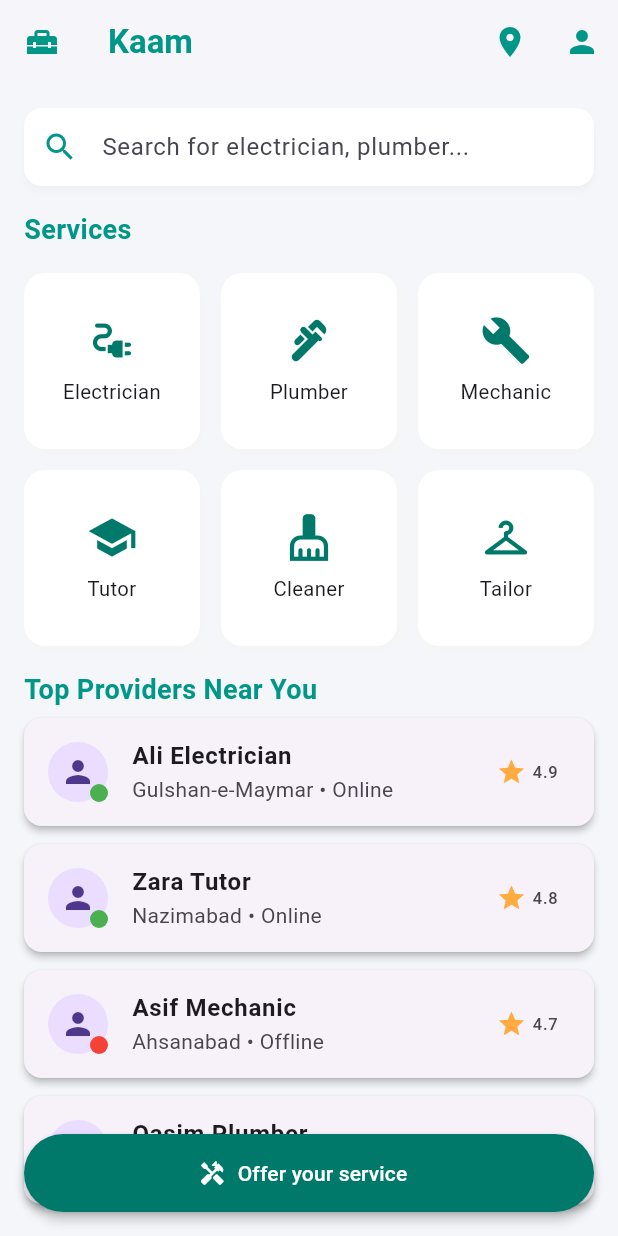
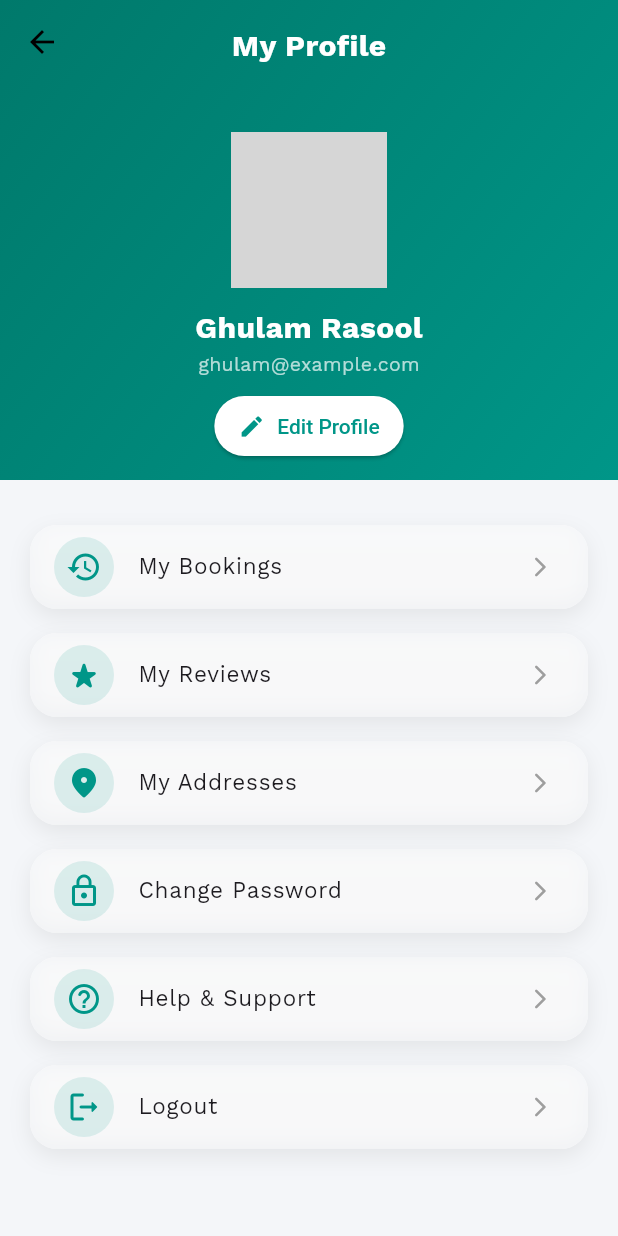
Before and after one commit to imgrasooldev/flutter_learning, a Flutter app: the HomePage screen opened by its route, after a tap on the "person" icon, on a phone screen of 412 x 824 dp. Run offline on Flutter 3.47's test engine with Material 3 defaults, Android fonts, the phone set to English and light mode, and no system bars; our stand-ins replace bloc, dio, equatable, flutter_bloc, go_router, shared_preferences; accounts and stored records are empty; grey boxes are pictures that could not be loaded.

Commit message:
Profile Screen

```diff
--- a/lib/app/router.dart
+++ b/lib/app/router.dart
@@ -1,24 +1,22 @@
 import 'package:flutter_learning/features/auth/views/register_page.dart';
+import 'package:flutter_learning/features/auth/views/splash_page.dart';
 import 'package:flutter_learning/features/provider/views/p_home_page.dart';
 import 'package:flutter_learning/features/seeker/views/home_page.dart';
+import 'package:flutter_learning/features/user/profile_page.dart';
 import 'package:go_router/go_router.dart';
 
 import '../features/auth/views/login_page.dart';
 
 class AppRouter {
   static final GoRouter router = GoRouter(
-    initialLocation: '/login',
+  initialLocation: '/', // start with splash
   routes: [
+    GoRoute(path: '/', builder: (_, __) => const SplashPage()),
     GoRoute(path: '/login', builder: (_, __) => const LoginPage()),
-      GoRoute(
-        path: '/register',
-        builder: (_, __) => const RegisterPage(),
-      ), // 👈 NEW
-
+    GoRoute(path: '/register', builder: (_, __) => const RegisterPage()),
     GoRoute(path: '/home', builder: (_, __) => const HomePage()),
-      GoRoute(
-        path: '/provider_home',
-        builder: (_, __) => const ProviderHomePage(),
+    GoRoute(path: '/provider_home', builder: (_, __) => const ProviderHomePage()),
+    GoRoute(path: '/profile',builder: (context, state) => const ProfilePage(),
 ),
   ],
 );
--- a/lib/features/auth/bloc/auth_event.dart
+++ b/lib/features/auth/bloc/auth_event.dart
@@ -5,6 +5,7 @@ abstract class AuthEvent extends Equatable {
   List<Object?> get props => [];
 }
 
+class AppStarted extends AuthEvent {}
 class LoginEvent extends AuthEvent {
   final String email, password;
   LoginEvent(this.email, this.password);
--- a/lib/features/auth/models/user_model.dart
+++ b/lib/features/auth/models/user_model.dart
@@ -24,6 +24,11 @@ class UserModel {
       );
     }
   }
+
+  Map<String, dynamic> toJson() {
+    return {'name': name, 'email': email, 'token': token};
+  }
+
 }
 
 /* class UserModel {
--- a/lib/features/seeker/views/home_page.dart
+++ b/lib/features/seeker/views/home_page.dart
@@ -64,7 +64,7 @@ class _HomePageState extends State<HomePage> {
             icon: const Icon(Icons.location_on, color: AppColors.primary),
           ),
           IconButton(
-            onPressed: () {},
+            onPressed: () => context.push('/profile'),
             icon: const Icon(Icons.person, color: AppColors.primary),
           ),
         ],
--- /dev/null
+++ b/lib/features/user/profile_page.dart
@@ -0,0 +1,225 @@
+import 'package:flutter/material.dart';
+import 'dart:ui';
+import '../../../theme/app_colors.dart';
+
+class ProfilePage extends StatefulWidget {
+  const ProfilePage({super.key});
+
+  @override
+  State<ProfilePage> createState() => _ProfilePageState();
+}
+
+class _ProfilePageState extends State<ProfilePage> {
+  String name = 'Ghulam Rasool';
+  String email = 'ghulam@example.com';
+
+  void editProfile() {
+    String tempName = name;
+    String tempEmail = email;
+
+    showDialog(
+      context: context,
+      builder: (_) => AlertDialog(
+        title: const Text('Edit Profile'),
+        content: Column(
+          mainAxisSize: MainAxisSize.min,
+          children: [
+            TextField(
+              decoration: const InputDecoration(labelText: 'Name'),
+              controller: TextEditingController(text: tempName),
+              onChanged: (val) => tempName = val,
+            ),
+            TextField(
+              decoration: const InputDecoration(labelText: 'Email'),
+              controller: TextEditingController(text: tempEmail),
+              onChanged: (val) => tempEmail = val,
+            ),
+          ],
+        ),
+        actions: [
+          TextButton(
+            onPressed: () => Navigator.pop(context),
+            child: const Text('Cancel'),
+          ),
+          ElevatedButton(
+            onPressed: () {
+              setState(() {
+                name = tempName;
+                email = tempEmail;
+              });
+              Navigator.pop(context);
+            },
+            child: const Text('Save'),
+          ),
+        ],
+      ),
+    );
+  }
+
+  @override
+  Widget build(BuildContext context) {
+    return Scaffold(
+      backgroundColor: AppColors.background,
+      body: CustomScrollView(
+        slivers: [
+          SliverAppBar(
+            expandedHeight: 320,
+            pinned: true,
+            backgroundColor: AppColors.primary,
+            elevation: 0,
+            flexibleSpace: FlexibleSpaceBar(
+              collapseMode: CollapseMode.parallax,
+              background: Stack(
+                fit: StackFit.expand,
+                children: [
+                  Container(
+                    decoration: const BoxDecoration(
+                      gradient: LinearGradient(
+                        colors: [AppColors.primaryDark, AppColors.primary],
+                        begin: Alignment.topLeft,
+                        end: Alignment.bottomRight,
+                      ),
+                    ),
+                  ),
+                  SafeArea(
+                    child: Column(
+                      children: [
+                        const SizedBox(height: 16),
+                        const Text(
+                          'My Profile',
+                          style: TextStyle(
+                            fontFamily: 'WorkSans',
+                            fontSize: 20,
+                            fontWeight: FontWeight.bold,
+                            color: Colors.white,
+                          ),
+                        ),
+                        const Spacer(),
+                        Stack(
+                          alignment: Alignment.bottomRight,
+                          children: [
+                            const Hero(
+                              tag: 'profile_pic',
+                              child: CircleAvatar(
+                                radius: 52,
+                                backgroundImage: AssetImage('assets/user_dummy.png'),
+                              ),
+                            ),
+                            Positioned(
+                              child: InkWell(
+                                onTap: () {
+                                  // Optional: Add profile pic edit functionality here
+                                },
+                                child: CircleAvatar(
+                                  radius: 16,
+                                  backgroundColor: Colors.white,
+                                  child: Icon(Icons.edit, size: 16, color: AppColors.primary),
+                                ),
+                              ),
+                            ),
+                          ],
+                        ),
+                        const SizedBox(height: 12),
+                        Text(
+                          name,
+                          style: const TextStyle(
+                            fontFamily: 'WorkSans',
+                            fontSize: 20,
+                            fontWeight: FontWeight.w600,
+                            color: Colors.white,
+                          ),
+                        ),
+                        Text(
+                          email,
+                          style: const TextStyle(
+                            fontFamily: 'WorkSans',
+                            fontSize: 13,
+                            color: Colors.white70,
+                          ),
+                        ),
+                        const SizedBox(height: 8),
+                        ElevatedButton.icon(
+                          onPressed: editProfile,
+                          icon: const Icon(Icons.edit, size: 18),
+                          label: const Text('Edit Profile'),
+                          style: ElevatedButton.styleFrom(
+                            foregroundColor: AppColors.primary,
+                            backgroundColor: Colors.white,
+                            shape: RoundedRectangleBorder(
+                              borderRadius: BorderRadius.circular(20),
+                            ),
+                            padding: const EdgeInsets.symmetric(horizontal: 16, vertical: 8),
+                            textStyle: const TextStyle(fontSize: 14, fontWeight: FontWeight.w500),
+                          ),
+                        ),
+                        const SizedBox(height: 12),
+                      ],
+                    ),
+                  ),
+                ],
+              ),
+            ),
+          ),
+          SliverToBoxAdapter(
+            child: Padding(
+              padding: const EdgeInsets.symmetric(horizontal: 20, vertical: 30),
+              child: Column(
+                crossAxisAlignment: CrossAxisAlignment.stretch,
+                children: [
+                  profileOption(Icons.history, 'My Bookings', () {}),
+                  profileOption(Icons.star_rate_rounded, 'My Reviews', () {}),
+                  profileOption(Icons.location_on_rounded, 'My Addresses', () {}),
+                  profileOption(Icons.lock_outline, 'Change Password', () {}),
+                  profileOption(Icons.help_outline_rounded, 'Help & Support', () {}),
+                  profileOption(Icons.logout_rounded, 'Logout', () {
+                    // Add logout logic here
+                  }),
+                ],
+              ),
+            ),
+          ),
+        ],
+      ),
+    );
+  }
+
+  Widget profileOption(IconData icon, String title, VoidCallback onTap) {
+    return AnimatedContainer(
+      duration: const Duration(milliseconds: 250),
+      margin: const EdgeInsets.only(bottom: 16),
+      decoration: BoxDecoration(
+        borderRadius: BorderRadius.circular(18),
+        color: Colors.white.withOpacity(0.75),
+        boxShadow: [
+          BoxShadow(
+            color: Colors.grey.withOpacity(0.2),
+            blurRadius: 12,
+            offset: const Offset(0, 5),
+          ),
+        ],
+      ),
+      child: ClipRRect(
+        borderRadius: BorderRadius.circular(18),
+        child: BackdropFilter(
+          filter: ImageFilter.blur(sigmaX: 8, sigmaY: 8),
+          child: ListTile(
+            onTap: onTap,
+            leading: CircleAvatar(
+              backgroundColor: AppColors.primary.withOpacity(0.12),
+              child: Icon(icon, color: AppColors.primary),
+            ),
+            title: Text(
+              title,
+              style: const TextStyle(
+                fontFamily: 'WorkSans',
+                fontSize: 15,
+                fontWeight: FontWeight.w500,
+              ),
+            ),
+            trailing: const Icon(Icons.arrow_forward_ios_rounded, size: 16, color: Colors.grey),
+          ),
+        ),
+      ),
+    );
+  }
+}
```
Also changed, not shown: lib/features/auth/bloc/auth_bloc.dart (+17 -0 lines), lib/features/auth/views/splash_page.dart (added, +39 -0 lines). Lines whose indentation alone changed are shown as unchanged.
